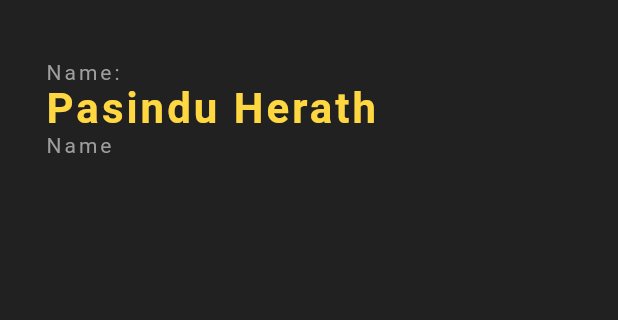
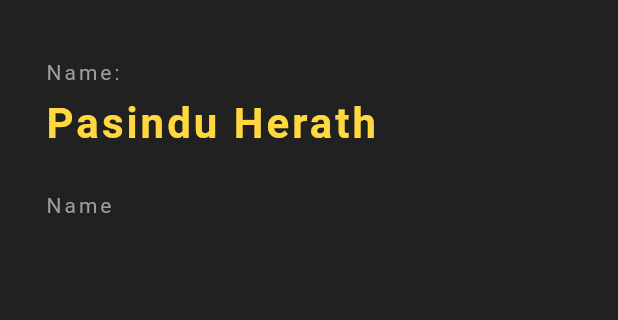
Before and after one commit to PasinduManeka/ninja_id, a Flutter app: the screen it shows after launch, on a phone screen of 412 x 824 dp, the part 84-404 px from its top. Run offline on Flutter 3.47's test engine with Material 2 defaults, Android fonts, the phone set to English and light mode, and no system bars.

Commit message:
Added the spaces between widets

```diff
--- a/lib/main.dart
+++ b/lib/main.dart
@@ -34,6 +34,8 @@ class NinjaCard extends StatelessWidget {
                 letterSpacing: 2.0,
               ),
             ),
+            //added the space between the widgets.
+            SizedBox(height:10.0,),
             Text(
               'Pasindu Herath',
               style: TextStyle(
@@ -43,6 +45,7 @@ class NinjaCard extends StatelessWidget {
                 fontWeight: FontWeight.bold,
               ),
             ),
+            SizedBox(height:30.0,),
             Text(
                'Name',
               style: TextStyle(
```
